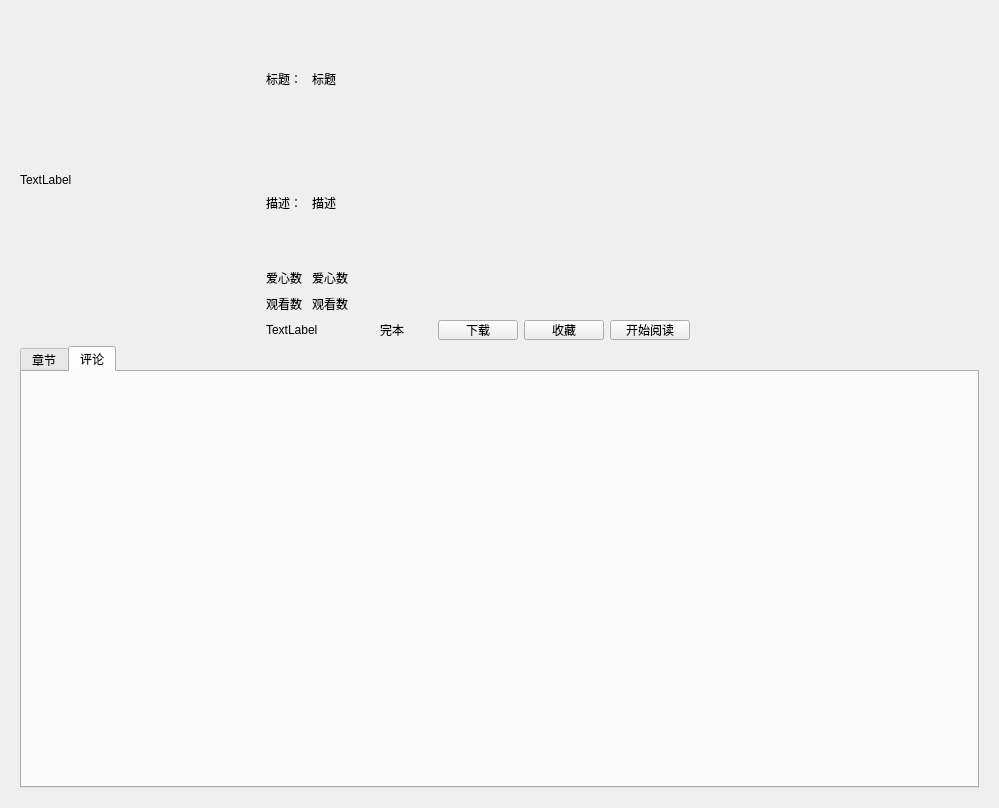
Before: the Qt Designer form ui/bookinfo.ui in tonquer/picacg-qt, drawn with Qt 5.
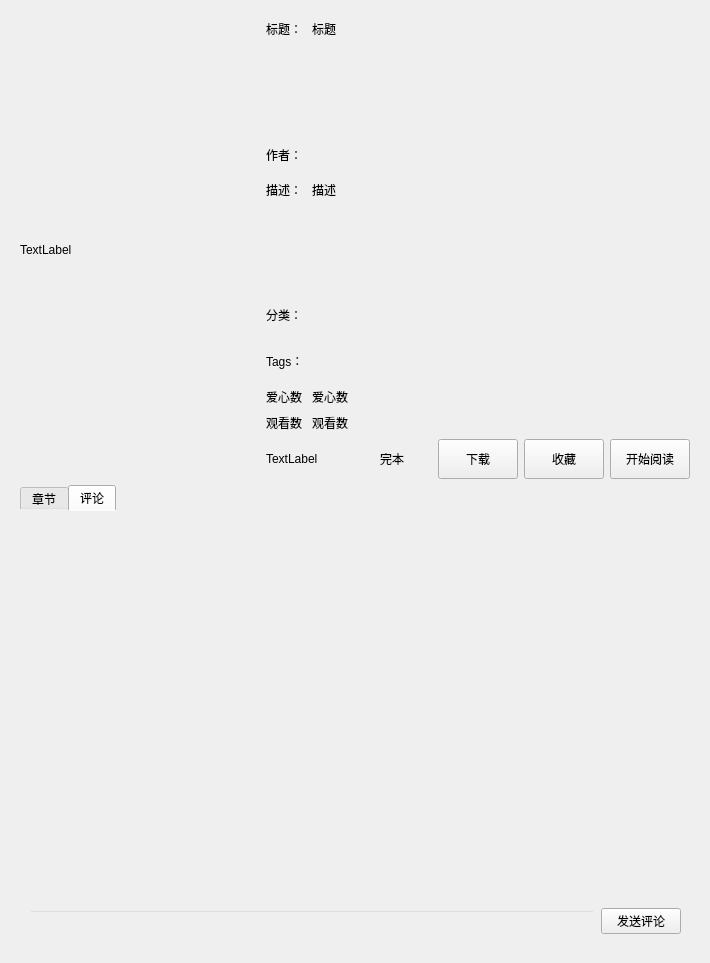
After: the same form once the commit is applied. The open tabs and pages were chosen to show the change. Custom widgets are drawn as their Qt base class.

```diff
--- a/ui/bookinfo.ui
+++ b/ui/bookinfo.ui
@@ -6,8 +6,8 @@
    <rect>
     <x>0</x>
     <y>0</y>
-    <width>999</width>
-    <height>808</height>
+    <width>709</width>
+    <height>963</height>
    </rect>
   </property>
   <property name="windowTitle">
@@ -54,6 +54,9 @@
                      <property name="text">
                       <string>标题：</string>
                      </property>
+                     <property name="alignment">
+                      <set>Qt::AlignLeading|Qt::AlignLeft|Qt::AlignTop</set>
+                     </property>
                     </widget>
                    </item>
                    <item>
@@ -61,12 +64,64 @@
                      <property name="text">
                       <string>标题</string>
                      </property>
+                     <property name="alignment">
+                      <set>Qt::AlignLeading|Qt::AlignLeft|Qt::AlignTop</set>
+                     </property>
                     </widget>
                    </item>
                   </layout>
                  </item>
                  <item>
-                  <layout class="QHBoxLayout" name="horizontalLayout_4"/>
+                  <layout class="QHBoxLayout" name="horizontalLayout_4">
+                   <item>
+                    <layout class="QHBoxLayout" name="horizontalLayout_11">
+                     <property name="sizeConstraint">
+                      <enum>QLayout::SetDefaultConstraint</enum>
+                     </property>
+                     <item>
+                      <widget class="QLabel" name="label_2">
+                       <property name="minimumSize">
+                        <size>
+                         <width>0</width>
+                         <height>0</height>
+                        </size>
+                       </property>
+                       <property name="maximumSize">
+                        <size>
+                         <width>16777215</width>
+                         <height>50</height>
+                        </size>
+                       </property>
+                       <property name="text">
+                        <string>作者：</string>
+                       </property>
+                      </widget>
+                     </item>
+                     <item>
+                      <widget class="QtCategoryList" name="autorList">
+                       <property name="maximumSize">
+                        <size>
+                         <width>16777215</width>
+                         <height>40</height>
+                        </size>
+                       </property>
+                       <property name="styleSheet">
+                        <string notr="true">background-color:transparent;</string>
+                       </property>
+                       <property name="frameShape">
+                        <enum>QFrame::NoFrame</enum>
+                       </property>
+                       <property name="showDropIndicator" stdset="0">
+                        <bool>true</bool>
+                       </property>
+                       <property name="flow">
+                        <enum>QListView::LeftToRight</enum>
+                       </property>
+                      </widget>
+                     </item>
+                    </layout>
+                   </item>
+                  </layout>
                  </item>
                  <item>
                   <layout class="QHBoxLayout" name="horizontalLayout_5">
@@ -81,6 +136,9 @@
                      <property name="text">
                       <string>描述：</string>
                      </property>
+                     <property name="alignment">
+                      <set>Qt::AlignLeading|Qt::AlignLeft|Qt::AlignTop</set>
+                     </property>
                     </widget>
                    </item>
                    <item>
@@ -88,15 +146,114 @@
                      <property name="text">
                       <string>描述</string>
                      </property>
+                     <property name="alignment">
+                      <set>Qt::AlignLeading|Qt::AlignLeft|Qt::AlignTop</set>
+                     </property>
                     </widget>
                    </item>
                   </layout>
                  </item>
                  <item>
-                  <layout class="QHBoxLayout" name="horizontalLayout_6"/>
+                  <layout class="QHBoxLayout" name="horizontalLayout_6">
+                   <item>
+                    <widget class="QLabel" name="label_4">
+                     <property name="maximumSize">
+                      <size>
+                       <width>16777215</width>
+                       <height>40</height>
+                      </size>
+                     </property>
+                     <property name="text">
+                      <string>分类：</string>
+                     </property>
+                    </widget>
+                   </item>
+                   <item>
+                    <widget class="QtCategoryList" name="categoriesList">
+                     <property name="maximumSize">
+                      <size>
+                       <width>16777215</width>
+                       <height>40</height>
+                      </size>
+                     </property>
+                     <property name="styleSheet">
+                      <string notr="true">QListWidget {background-color:transparent;}
+QListWidget::item {
+    background-color:rgb(251, 239, 243);
+    color: rgb(196, 95, 125);
+	border:2px solid red;
+    border-radius: 10px;
+	border-color:rgb(196, 95, 125);
+}
+/* 鼠标在按钮上时，按钮颜色 */
+ QListWidget::item:hover 
+{
+    background-color:rgb(21, 85, 154);
+    border-radius: 10px;
+    color: rgb(0, 0, 0);
+}
+</string>
+                     </property>
+                     <property name="frameShape">
+                      <enum>QFrame::NoFrame</enum>
+                     </property>
+                     <property name="spacing">
+                      <number>6</number>
+                     </property>
+                    </widget>
+                   </item>
+                  </layout>
                  </item>
                  <item>
-                  <layout class="QHBoxLayout" name="horizontalLayout_7"/>
+                  <layout class="QHBoxLayout" name="horizontalLayout_7">
+                   <item>
+                    <widget class="QLabel" name="label_5">
+                     <property name="maximumSize">
+                      <size>
+                       <width>16777215</width>
+                       <height>40</height>
+                      </size>
+                     </property>
+                     <property name="text">
+                      <string>Tags：</string>
+                     </property>
+                    </widget>
+                   </item>
+                   <item>
+                    <widget class="QtCategoryList" name="tagsList">
+                     <property name="maximumSize">
+                      <size>
+                       <width>16777215</width>
+                       <height>40</height>
+                      </size>
+                     </property>
+                     <property name="styleSheet">
+                      <string notr="true">QListWidget {background-color:transparent;}
+QListWidget::item {
+    background-color:rgb(251, 239, 243);
+    color: rgb(196, 95, 125);
+	border:2px solid red;
+    border-radius: 10px;
+	border-color:rgb(196, 95, 125);
+}
+/* 鼠标在按钮上时，按钮颜色 */
+ QListWidget::item:hover 
+{
+    background-color:rgb(21, 85, 154);
+    border-radius: 10px;
+    color: rgb(0, 0, 0);
+}
+</string>
+                     </property>
+                     <property name="frameShape">
+                      <enum>QFrame::NoFrame</enum>
+                     </property>
+                     <property name="spacing">
+                      <number>6</number>
+                     </property>
+                    </widget>
+                   </item>
+                  </layout>
                  </item>
                  <item>
                   <layout class="QHBoxLayout" name="horizontalLayout_8">
@@ -168,13 +325,13 @@
                      <property name="minimumSize">
                       <size>
                        <width>80</width>
-                       <height>0</height>
+                       <height>40</height>
                       </size>
                      </property>
                      <property name="maximumSize">
                       <size>
                        <width>80</width>
-                       <height>20</height>
+                       <height>40</height>
                       </size>
                      </property>
                      <property name="text">
@@ -187,13 +344,13 @@
                      <property name="minimumSize">
                       <size>
                        <width>80</width>
-                       <height>0</height>
+                       <height>40</height>
                       </size>
                      </property>
                      <property name="maximumSize">
                       <size>
                        <width>80</width>
-                       <height>20</height>
+                       <height>40</height>
                       </size>
                      </property>
                      <property name="text">
@@ -209,10 +366,16 @@
                    </item>
                    <item>
                     <widget class="QPushButton" name="download">
+                     <property name="minimumSize">
+                      <size>
+                       <width>0</width>
+                       <height>40</height>
+                      </size>
+                     </property>
                      <property name="maximumSize">
                       <size>
                        <width>16777215</width>
-                       <height>20</height>
+                       <height>40</height>
                       </size>
                      </property>
                      <property name="text">
@@ -222,10 +385,16 @@
                    </item>
                    <item>
                     <widget class="QPushButton" name="favorites">
+                     <property name="minimumSize">
+                      <size>
+                       <width>0</width>
+                       <height>40</height>
+                      </size>
+                     </property>
                      <property name="maximumSize">
                       <size>
                        <width>16777215</width>
-                       <height>20</height>
+                       <height>40</height>
                       </size>
                      </property>
                      <property name="text">
@@ -235,10 +404,16 @@
                    </item>
                    <item>
                     <widget class="QPushButton" name="startRead">
+                     <property name="minimumSize">
+                      <size>
+                       <width>0</width>
+                       <height>40</height>
+                      </size>
+                     </property>
                      <property name="maximumSize">
                       <size>
                        <width>16777215</width>
-                       <height>20</height>
+                       <height>40</height>
                       </size>
                      </property>
                      <property name="text">
@@ -269,6 +444,9 @@
            </item>
            <item>
             <widget class="QTabWidget" name="tabWidget">
+             <property name="styleSheet">
+              <string notr="true">QTabWidget:pane {border-top:0px solid #e8f3f9;background:  transparent; }</string>
+             </property>
              <property name="currentIndex">
               <number>0</number>
              </property>
@@ -282,7 +460,34 @@
               <attribute name="title">
                <string>评论</string>
               </attribute>
-              <layout class="QGridLayout" name="commentLayout"/>
+              <layout class="QGridLayout" name="commentLayout">
+               <item row="0" column="0">
+                <widget class="QtBookList" name="listWidget">
+                 <property name="styleSheet">
+                  <string notr="true">QListWidget {background-color:transparent;}
+QListWidget::item { border-bottom: 1px solid black; }</string>
+                 </property>
+                </widget>
+               </item>
+               <item row="1" column="0">
+                <layout class="QHBoxLayout" name="horizontalLayout_10">
+                 <item>
+                  <widget class="QLineEdit" name="commentLine">
+                   <property name="styleSheet">
+                    <string notr="true">background-color:transparent;</string>
+                   </property>
+                  </widget>
+                 </item>
+                 <item>
+                  <widget class="QPushButton" name="commentButton">
+                   <property name="text">
+                    <string>发送评论</string>
+                   </property>
+                  </widget>
+                 </item>
+                </layout>
+               </item>
+              </layout>
              </widget>
             </widget>
            </item>
@@ -296,6 +501,18 @@
    </item>
   </layout>
  </widget>
+ <customwidgets>
+  <customwidget>
+   <class>QtBookList</class>
+   <extends>QListWidget</extends>
+   <header location="global">.qtlistwidget.h</header>
+  </customwidget>
+  <customwidget>
+   <class>QtCategoryList</class>
+   <extends>QListWidget</extends>
+   <header location="global">.qtlistwidget.h</header>
+  </customwidget>
+ </customwidgets>
  <resources/>
  <connections>
   <connection>
```
Left out of the diff: 37 changed lines with no effect on the pictures.
